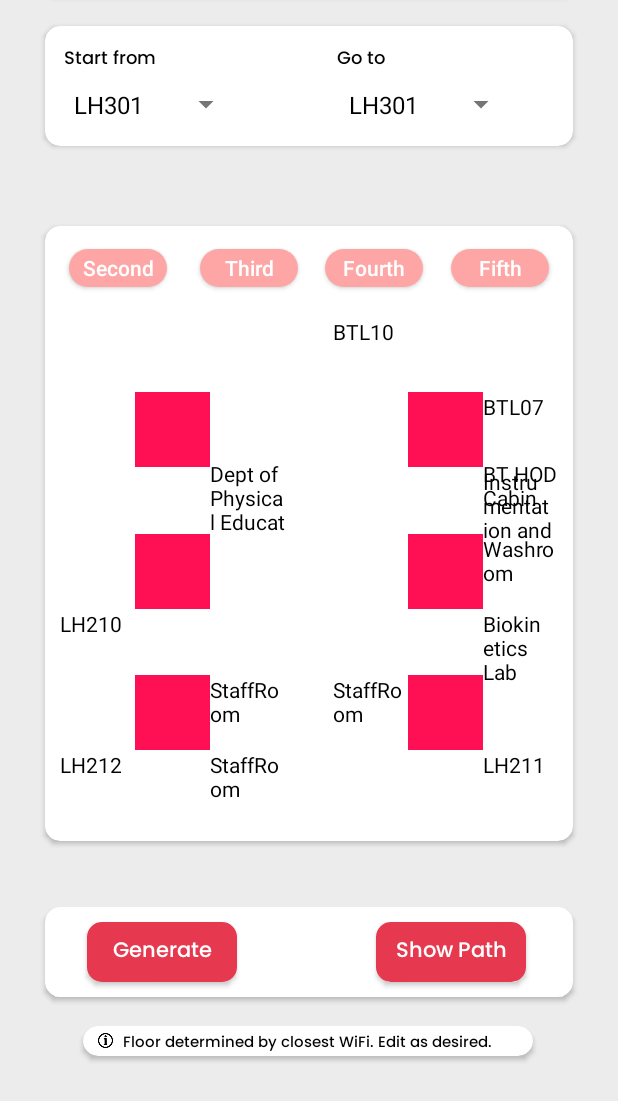
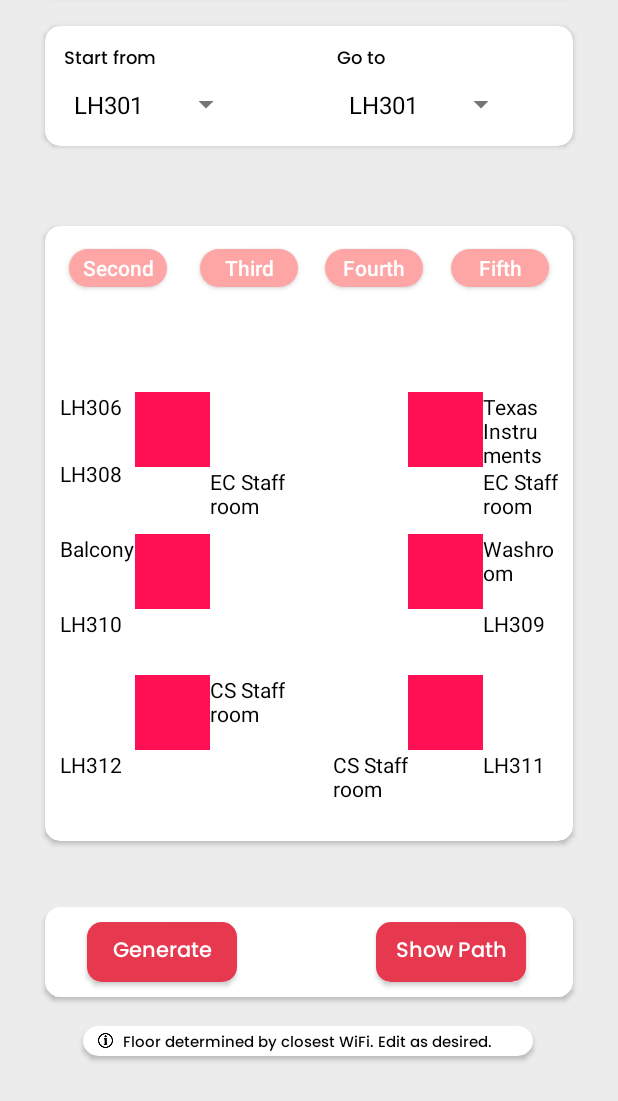
Before and after one commit to nagarajpandith/campus-compass, an Android app: the screen it shows after launch (ExploreActivity), on a phone screen of 412 x 824 dp, the part 135-1236 px from its top. Run offline under Robolectric (Android 15) with nearby library versions, the phone set to English and light mode, and no system bars.

Commit message:
added third floor

```diff
--- a/app/src/main/java/com/example/campuscompass/ExploreActivity.java
+++ b/app/src/main/java/com/example/campuscompass/ExploreActivity.java
@@ -43,14 +43,13 @@ public class ExploreActivity extends AppCompatActivity {
     WifiManager wifiManager;
     int curFloor;
     int selectedLevel;
-    String []places = {"LH301", "LH302", "BTL10", "BTL07", "BT HOD Cabin", "LH210", "LH211", "LH212", "Dept of Physical Education", "BT Staffroom", "Biokinetics Lab", "Instrumentation and Project Lab", "LH306", "LH308", "LH309", "LH309", "LH310", "LH311", "LH312", "EC Staffrom", "CS Staffrom 3rd Floor", "Texas Instruments Lab", "CSL01", "CSL02", "CSL03", "CSL04", "CSL05", "CSL06", "CSL07", "CSL05", "CS HOD Cabin", "CS Staffrom 4th Floor", "ISL01", "ISL02", "ISL03", "Project and Research Lab PG", "LH500", "LH501", "LH502", "LH503", "LH504", "LH505", "LH506", "CSE Library", "CSL08", "CFR03", "CS Staffrom 5th Floor"};
+    String []places = {"LH301", "LH302", "BTL10", "BTL07", "BT HOD Cabin", "LH210", "LH211", "LH212", "Dept of Physical Education", "BT Staffroom", "Biokinetics Lab", "Instrumentation and Project Lab", "LH306", "LH308", "LH309", "LH309", "LH310", "LH311", "LH312", "EC Staffroom", "CS Staffroom", "Texas Instruments Lab", "CSL01", "CSL02", "CSL03", "CSL04", "CSL05", "CSL06", "CSL07", "CSL05", "CS HOD Cabin", "CS Staffrom 4th Floor", "ISL01", "ISL02", "ISL03", "Project and Research Lab PG", "LH500", "LH501", "LH502", "LH503", "LH504", "LH505", "LH506", "CSE Library", "CSL08", "CFR03", "CS Staffrom 5th Floor"};
     int []placesLevels={2,2,2,2,2,2,2,2,2,2,2,2,3,3,3,3,3,3,3,3,3,3,4,4,4,4,4,4,4,4,4,4,4,4,4,5,5,5,5,5,5,5,5,5,5,5,5};
     List <String> wifi=new ArrayList<>(Arrays.asList("AndroidAP","Redmi7"));
     List<String> wifi2 = new ArrayList<>(Arrays.asList("BT-STUDENT","BT-STAFF"));
     List<String> wifi3 = new ArrayList<>(Arrays.asList("LH310-WiFi","LH312-WiFi","CCPLAB-WiFi"));
     List<String> wifi4 = new ArrayList<>(Arrays.asList("CS STUDENT","ECSTAFF-WiFi"));
     List<String> wifi5 = new ArrayList<>(Arrays.asList("ADALAB","BT-STAFF","CCPLAB-WiFi"));
-    Fragment previousFragment;
 
     @Override
     protected void onCreate(Bundle savedInstanceState) {
@@ -130,7 +129,7 @@ public class ExploreActivity extends AppCompatActivity {
         });
         FragmentManager fm = getSupportFragmentManager();
         FragmentTransaction ft = fm.beginTransaction();
-        ft.add(R.id.frame,new SecondFloor());
+        ft.add(R.id.frame,new ThirdFloor());
         ft.commit();
 
         for (int i = 0; i < pills.length; i++) {
--- a/app/src/main/java/com/example/campuscompass/ThirdFloor.java
+++ b/app/src/main/java/com/example/campuscompass/ThirdFloor.java
@@ -1,5 +1,6 @@
 package com.example.campuscompass;
 
+import android.content.Context;
 import android.os.Bundle;
 
 import androidx.fragment.app.Fragment;
@@ -7,15 +8,91 @@ import androidx.fragment.app.Fragment;
 import android.view.LayoutInflater;
 import android.view.View;
 import android.view.ViewGroup;
+import android.widget.TextView;
+
+import java.util.ArrayList;
+import java.util.Arrays;
+import java.util.HashMap;
 
 public class ThirdFloor extends Fragment {
     View v;
+    String []places = {"LH306", "LH308", "LH309", "LH309", "LH310", "LH311", "LH312", "EC Staffroom", "CS Staffroom", "Texas Instruments Lab"};
+    TextView[][] nodes=new TextView[6][8];
+    int[][] ids={
+            {R.id.topleftNode0,R.id.topNode0,R.id.toprightNode0,R.id.rightNode0,R.id.bottomrightNode0,R.id.bottomNode0,R.id.bottomleftNode0,R.id.leftNode0},
+            {R.id.topleftNode1,R.id.topNode1,R.id.toprightNode1,R.id.rightNode1,R.id.bottomrightNode1,R.id.bottomNode1,R.id.bottomleftNode1,R.id.leftNode1},
+            {R.id.topleftNode2,R.id.topNode2,R.id.toprightNode2,R.id.rightNode2,R.id.bottomrightNode2,R.id.bottomNode2,R.id.bottomleftNode2,R.id.leftNode2},
+            {R.id.topleftNode3,R.id.topNode3,R.id.toprightNode3,R.id.rightNode3,R.id.bottomrightNode3,R.id.bottomNode3,R.id.bottomleftNode3,R.id.leftNode3},
+            {R.id.topleftNode4,R.id.topNode4,R.id.toprightNode4,R.id.rightNode4,R.id.bottomrightNode4,R.id.bottomNode4,R.id.bottomleftNode4,R.id.leftNode4},
+            {R.id.topleftNode5,R.id.topNode5,R.id.toprightNode5,R.id.rightNode5,R.id.bottomrightNode5,R.id.bottomNode5,R.id.bottomleftNode5,R.id.leftNode5}
+    };
 
+    HashMap<Integer ,Integer> placesPositionMapping=new HashMap<>();
+    Location locations[];
     @Override
     public View onCreateView(LayoutInflater inflater, ViewGroup container,
                              Bundle savedInstanceState) {
-        // Inflate the layout for this fragment
-        v = inflater.inflate(R.layout.fragment_third_floor, container, false);
+
+        v = inflater.inflate(R.layout.fragment_floor, container, false);
+
+        placesPositionMapping.put(9,0);
+        placesPositionMapping.put(8,1);
+        placesPositionMapping.put(10,2);
+        placesPositionMapping.put(2,3);
+        placesPositionMapping.put(6,4);
+        placesPositionMapping.put(4,5);
+        placesPositionMapping.put(5,6);
+        placesPositionMapping.put(1,7);
+
+        Location node0 = new Location("Balcony", new ArrayList<String>(Arrays.asList("Balcony",places[4],places[1])),new ArrayList<Integer>(Arrays.asList(PlacePosition.left,PlacePosition.bottomLeft,PlacePosition.topLeft)), getImageResourceId(getContext(), "LH211.jpg"), 2, false, 0f, null, null, null, null, null);
+        Location node1 = new Location("LH212", new ArrayList<String>(Arrays.asList(places[6],places[8])),new ArrayList<Integer>(Arrays.asList(PlacePosition.bottomLeft,PlacePosition.right)), getImageResourceId(getContext(), "LH211.jpg"), 2, false, 0f, null, null, null, null, null);
+        Location node2 = new Location("Balcony", new ArrayList<String>(Arrays.asList(places[5],places[8])),new ArrayList<Integer>(Arrays.asList(PlacePosition.bottomRight,PlacePosition.bottomLeft)), getImageResourceId(getContext(), "LH211.jpg"), 2, false, 0f, null, null, null, null, null);
+        Location node3 = new Location("Balcony", new ArrayList<String>(Arrays.asList(places[3],"Washroom")),new ArrayList<Integer>(Arrays.asList(PlacePosition.bottomRight,PlacePosition.right)), getImageResourceId(getContext(), "LH211.jpg"), 2, false, 0f, null, null, null, null, null);
+        Location node4 = new Location("Balcony", new ArrayList<String>(Arrays.asList(places[9],places[7])),new ArrayList<Integer>(Arrays.asList(PlacePosition.right,PlacePosition.bottomRight)), getImageResourceId(getContext(), "LH211.jpg"), 2, false, 0f, null, null, null, null, null);
+        Location node5 = new Location("Balcony", new ArrayList<String>(Arrays.asList(places[0],places[7])),new ArrayList<Integer>(Arrays.asList(PlacePosition.left,PlacePosition.bottomRight)), getImageResourceId(getContext(), "LH211.jpg"), 2, false, 0f, null, null, null, null, null);
+
+        node0.setLeft(node1);
+        node0.setRight(node5);
+        node0.setBack(node3);
+
+        node1.setRight(node0);
+        node1.setBack(node2);
+
+        node2.setFront(node1);
+        node2.setRight(node3);
+
+        node3.setFront(node0);
+        node3.setLeft(node2);
+        node3.setRight(node4);
+
+        node4.setLeft(node3);
+        node4.setFront(node5);
+
+        node5.setBack(node4);
+        node5.setLeft(node0);
+
+        locations=new Location[]{node0,node1,node2,node3,node4,node5};
+        for(int i=0;i<6;i++){
+            for(int j=0;j<8;j++){
+                nodes[i][j] = v.findViewById(ids[i][j]);
+            }
+        }
+
+        for(int i=0;i<6;i++){
+            ArrayList<String> places=locations[i].getPlaces();
+            ArrayList<Integer> placePositions=locations[i].getPlacesPositions();
+
+            for(int j=0;j<places.size();j++){
+//                Log.d("slkdf", "onCreateView: "+placesPositionMapping.get(placePositions.get(j))+" "+j);
+                nodes[i][placesPositionMapping.get(placePositions.get(j))].setText(places.get(j).toString());
+            }
+        }
+
+
         return v;
     }
+
+    public static int getImageResourceId(Context context, String imageName) {
+        return context.getResources().getIdentifier(imageName, "drawable", context.getPackageName());
+    }
 }
```
